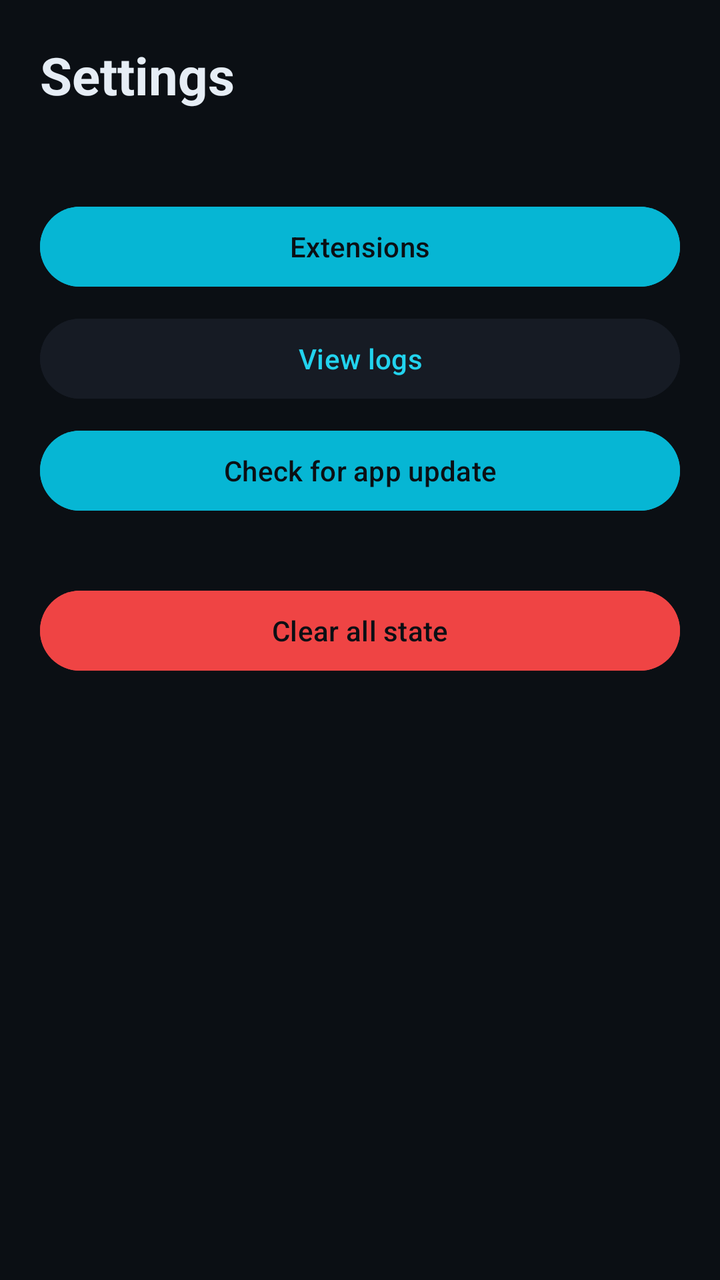
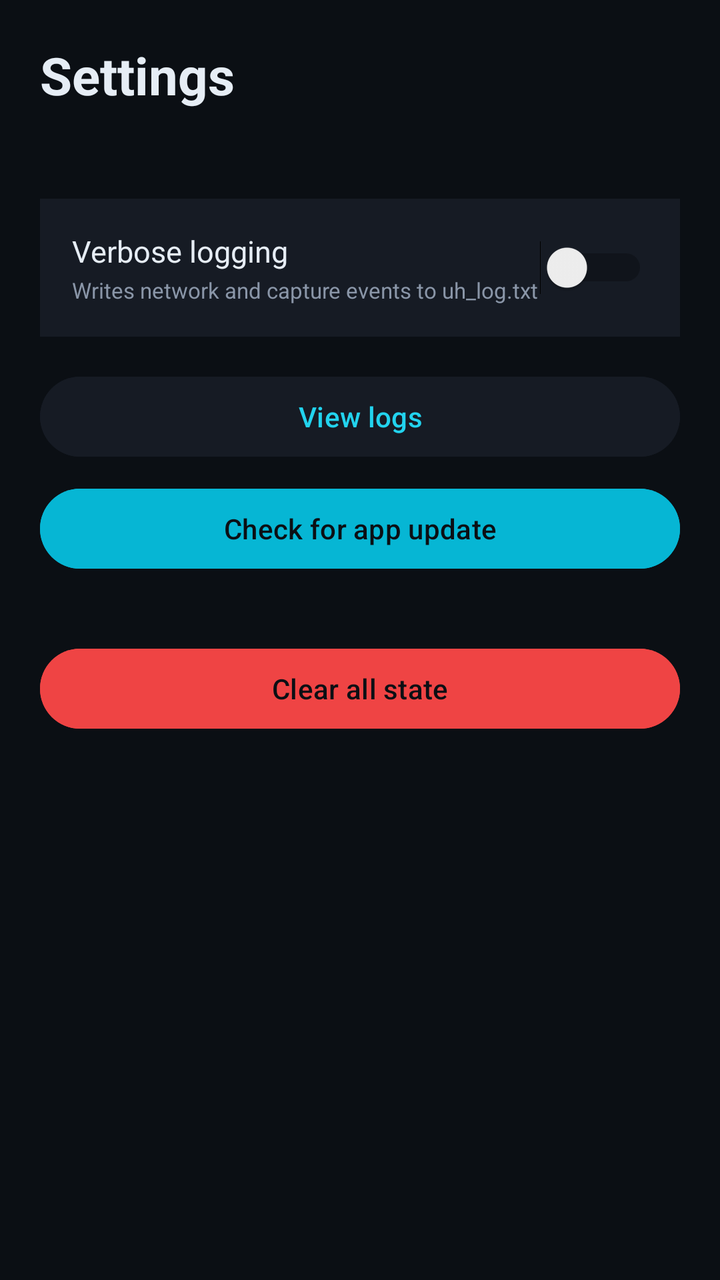

Screens rendered from an Android XML layout before and after an edit, with the pre-edit source and the edit as a unified diff.
<!-- AndroidManifest.xml: application theme Theme.UHCompanion -->
<!-- res/layout/activity_settings.xml -->
<?xml version="1.0" encoding="utf-8"?>
<ScrollView
    xmlns:android="http://schemas.android.com/apk/res/android"
    android:layout_width="match_parent"
    android:layout_height="match_parent"
    android:background="@color/bg"
    android:padding="20dp">

    <LinearLayout
        android:layout_width="match_parent"
        android:layout_height="wrap_content"
        android:orientation="vertical">

        <TextView
            android:layout_width="wrap_content"
            android:layout_height="wrap_content"
            android:text="Settings"
            android:textColor="@color/text"
            android:textSize="26sp"
            android:textStyle="bold" />

        <TextView
            android:id="@+id/versionLabel"
            android:layout_width="wrap_content"
            android:layout_height="wrap_content"
            android:layout_marginTop="4dp"
            android:textColor="@color/subtext"
            android:textSize="12sp"
            android:text="" />

        <Button
            android:id="@+id/btnExtensions"
            android:layout_width="match_parent"
            android:layout_height="wrap_content"
            android:layout_marginTop="24dp"
            android:text="Extensions"
            android:backgroundTint="@color/accent_strong"
            android:textColor="@color/bg" />

        <Button
            android:id="@+id/btnLogs"
            android:layout_width="match_parent"
            android:layout_height="wrap_content"
            android:layout_marginTop="8dp"
            android:text="View logs"
            android:backgroundTint="@color/surface"
            android:textColor="@color/accent" />

        <Button
            android:id="@+id/btnAppUpdate"
            android:layout_width="match_parent"
            android:layout_height="wrap_content"
            android:layout_marginTop="8dp"
            android:text="Check for app update"
            android:backgroundTint="@color/accent_strong"
            android:textColor="@color/bg" />

        <Button
            android:id="@+id/btnClearState"
            android:layout_width="match_parent"
            android:layout_height="wrap_content"
            android:layout_marginTop="32dp"
            android:text="Clear all state"
            android:backgroundTint="@color/red"
            android:textColor="@color/bg" />

    </LinearLayout>
</ScrollView>
<!-- resources referenced by this layout -->
<resources>
  <color name="accent">#22D3EE</color>
  <color name="accent_strong">#06B6D4</color>
  <color name="bg">#0B0F14</color>
  <color name="red">#EF4444</color>
  <color name="subtext">#8A96A8</color>
  <color name="surface">#161B24</color>
  <color name="text">#E6EDF5</color>
  <style name="Theme.UHCompanion" parent="Theme.Material3.DayNight.NoActionBar">
          <item name="android:statusBarColor">@color/bg</item>
          <item name="android:navigationBarColor">@color/bg</item>
          <item name="android:windowLightStatusBar">false</item>
          <item name="colorPrimary">@color/accent</item>
          <item name="colorOnPrimary">@color/bg</item>
          <item name="colorSurface">@color/surface</item>
          <item name="colorOnSurface">@color/text</item>
      </style>
</resources>

<!-- the commit's change to res/layout/activity_settings.xml (unified diff, before → after) -->
@@ -28,20 +28,49 @@
             android:textSize="12sp"
             android:text="" />
 
-        <Button
-            android:id="@+id/btnExtensions"
+        <LinearLayout
+            android:id="@+id/rowVerbose"
             android:layout_width="match_parent"
             android:layout_height="wrap_content"
             android:layout_marginTop="24dp"
-            android:text="Extensions"
-            android:backgroundTint="@color/accent_strong"
-            android:textColor="@color/bg" />
+            android:orientation="horizontal"
+            android:gravity="center_vertical"
+            android:background="@color/surface"
+            android:padding="16dp">
+
+            <LinearLayout
+                android:layout_width="0dp"
+                android:layout_height="wrap_content"
+                android:layout_weight="1"
+                android:orientation="vertical">
+
+                <TextView
+                    android:layout_width="wrap_content"
+                    android:layout_height="wrap_content"
+                    android:text="Verbose logging"
+                    android:textColor="@color/text"
+                    android:textSize="15sp" />
+
+                <TextView
+                    android:layout_width="wrap_content"
+                    android:layout_height="wrap_content"
+                    android:layout_marginTop="2dp"
+                    android:text="Writes network and capture events to uh_log.txt"
+                    android:textColor="@color/subtext"
+                    android:textSize="11sp" />
+            </LinearLayout>
+
+            <Switch
+                android:id="@+id/switchVerbose"
+                android:layout_width="wrap_content"
+                android:layout_height="wrap_content" />
+        </LinearLayout>
 
         <Button
             android:id="@+id/btnLogs"
             android:layout_width="match_parent"
             android:layout_height="wrap_content"
-            android:layout_marginTop="8dp"
+            android:layout_marginTop="16dp"
             android:text="View logs"
             android:backgroundTint="@color/surface"
             android:textColor="@color/accent" />
